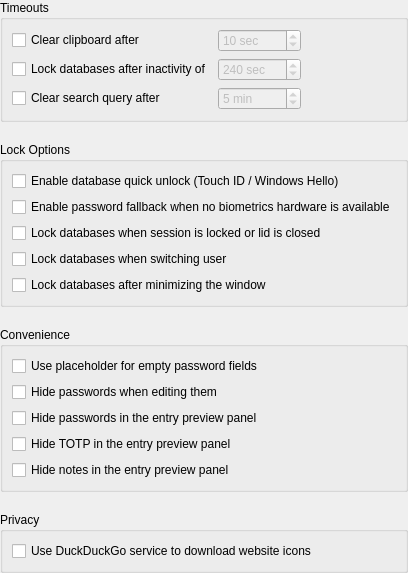
Qt form src/gui/ApplicationSettingsWidgetSecurity.ui (droidmonkey/keepassx_new) before a commit.
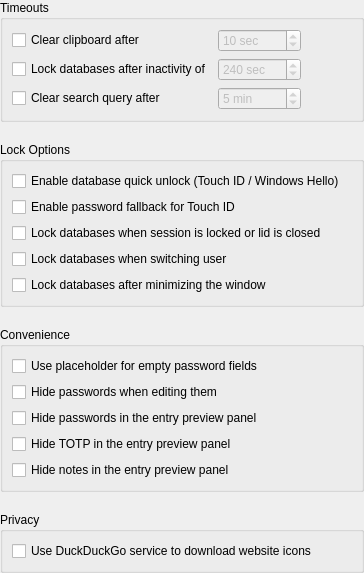
The same form after that commit.

Commit message: Renamed dialog setting text translation

The edit to the form file:
```diff
--- a/src/gui/ApplicationSettingsWidgetSecurity.ui
+++ b/src/gui/ApplicationSettingsWidgetSecurity.ui
@@ -175,7 +175,7 @@
       <item>
        <widget class="QCheckBox" name="quickUnlockFallbackEnabled">
         <property name="text">
-         <string>Enable password fallback when no biometrics hardware is available</string>
+         <string>Enable password fallback for Touch ID</string>
         </property>
        </widget>
       </item>
```
The commit also changes 1 other file.
